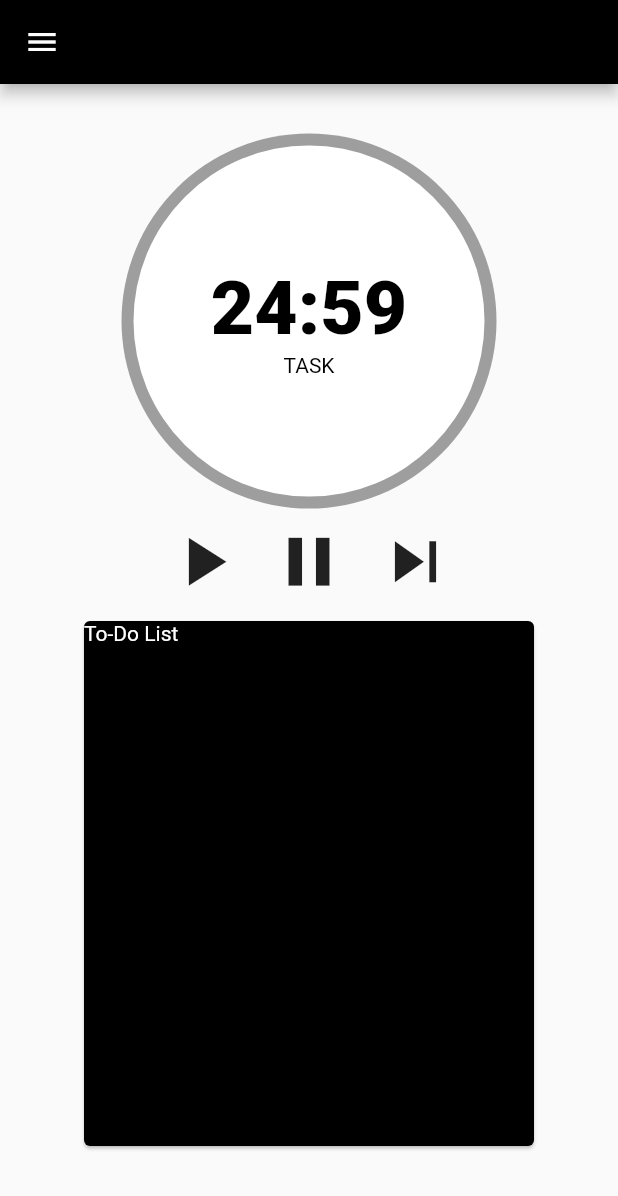
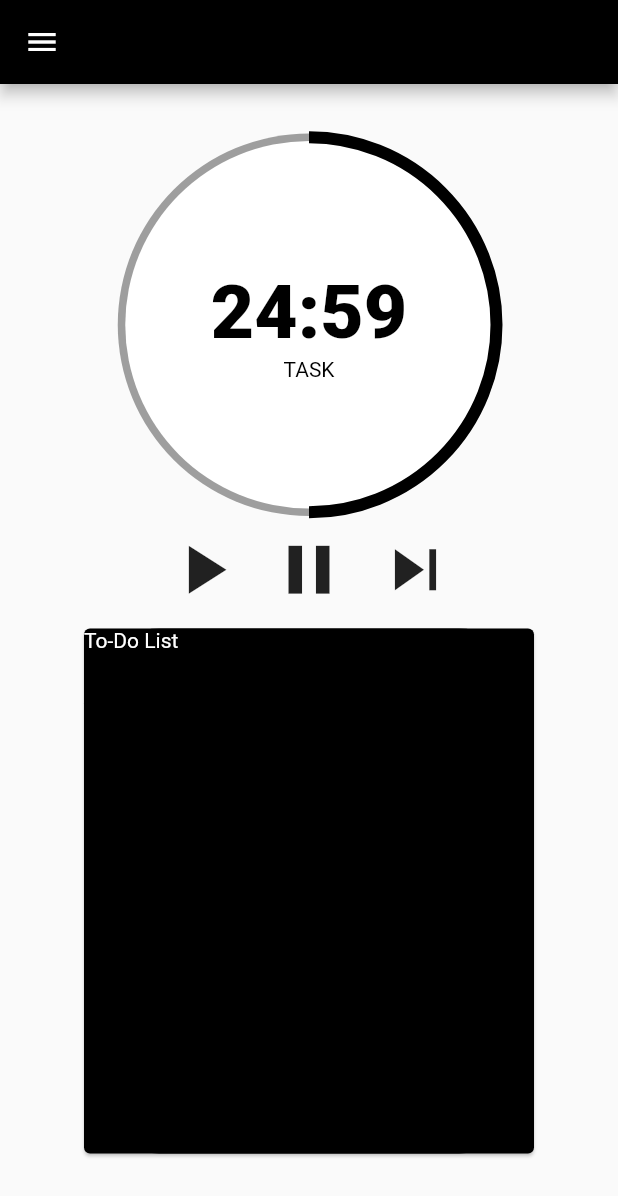
Before and after one commit to NathanPerezR/my_pomodoro, a Flutter app: the screen it shows after launch, after a tap on the "play arrow" icon, on a phone screen of 412 x 824 dp. Shown: the top 1196 px of the screen. Run offline on Flutter 3.47's test engine with Material 2 defaults, Android fonts, the light colour scheme and no system bars; missing offline and left inert: window_manager.

Commit message:
arc now renders

```diff
--- a/lib/ui/TimerHandle.dart
+++ b/lib/ui/TimerHandle.dart
@@ -1,5 +1,6 @@
 import 'package:flutter/material.dart';
 import 'dart:async';
+import 'dart:math' as math;
 
 class TimerHandle extends StatefulWidget {
   const TimerHandle({Key? key}) : super(key: key);
@@ -7,6 +8,27 @@ class TimerHandle extends StatefulWidget {
   // create instance of state class
   @override
   _TimerState createState() => _TimerState();
+}
+
+//custom painter for the timer circle, draws a circle with black arc
+class MyPainter extends CustomPainter {
+  @override
+void paint(Canvas canvas, Size size) {
+  final rect = Rect.fromLTRB(0, 0, 250, 250);
+  final startAngle = -math.pi / 2;
+  final sweepAngle = math.pi;
+  final useCenter = false;
+  final paint = Paint()
+    ..color = Colors.black
+    ..style = PaintingStyle.stroke
+    ..strokeWidth = 8;
+  canvas.drawArc(rect, startAngle, sweepAngle, useCenter, paint);
+  }
+
+  @override
+  bool shouldRepaint(CustomPainter old) {
+    return true;
+  }
 }
 
 class _TimerState extends State<TimerHandle> {
@@ -53,6 +75,7 @@ class _TimerState extends State<TimerHandle> {
     isRunning = false;
   }
 
+
   @override
   Widget build(BuildContext context) {
     return Column(
@@ -63,16 +86,16 @@ class _TimerState extends State<TimerHandle> {
           alignment: Alignment.center,
           children: [
             Container(
-              width: 250.0,
-              height: 250.0,
+              width: 255.0,
+              height: 255.0,
               decoration: const BoxDecoration(
                 shape: BoxShape.circle,
                 color: Colors.grey,
               ),
             ),
             Container(
-              width: 234.0,
-              height: 234.0,
+              width: 245.0,
+              height: 245.0,
               decoration: const BoxDecoration(
                 shape: BoxShape.circle,
                 color: Colors.white,
@@ -93,7 +116,11 @@ class _TimerState extends State<TimerHandle> {
                   style: const TextStyle(color: Colors.black),
                 ),
               ],
-            )
+            ),
+            CustomPaint(
+              size: const Size(250, 250),
+              painter: MyPainter(),
+            ),
           ],
         ),
 
```
